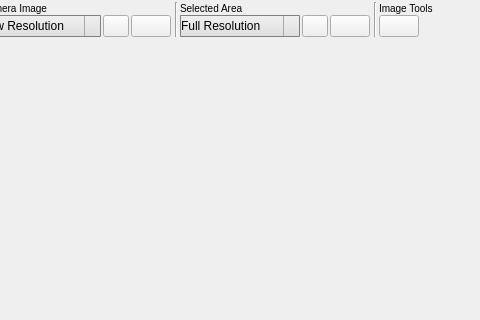
First picture: the form in vigir_ocs_camera_view/src/ui/camera_view_widget.ui, repository team-vigir/vigir_ocs_common, before the edit; both pictures show x 219 to 699 and y 0 to 320 of the 850 by 702 pixel window.
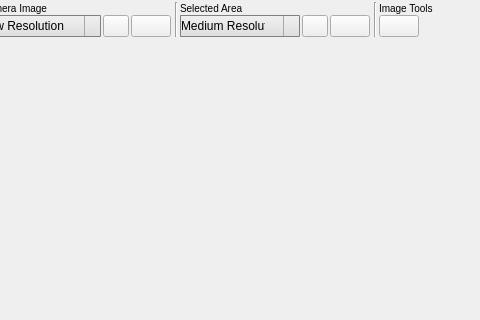
Second picture: the form after the edit. Icons and pictures are not drawn.

```diff
--- a/vigir_ocs_camera_view/src/ui/camera_view_widget.ui
+++ b/vigir_ocs_camera_view/src/ui/camera_view_widget.ui
@@ -611,6 +611,9 @@
      selection-background-color: lightgray;
  }</string>
               </property>
+              <property name="currentIndex">
+               <number>2</number>
+              </property>
               <item>
                <property name="text">
                 <string>Full Resolution</string>
```
